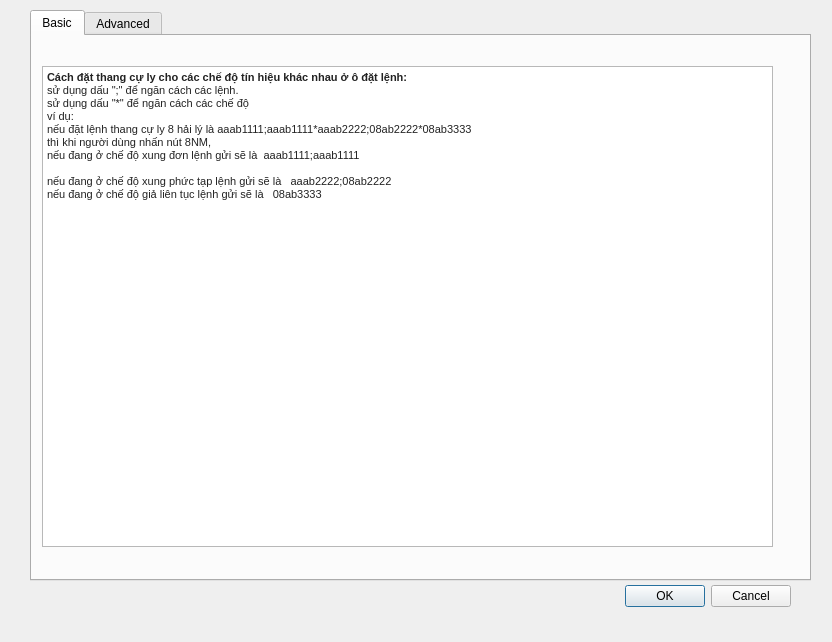
First picture: the form in QT_Peter/dialogdocumentation.ui, repository kimphg/LT_peter, before the edit.
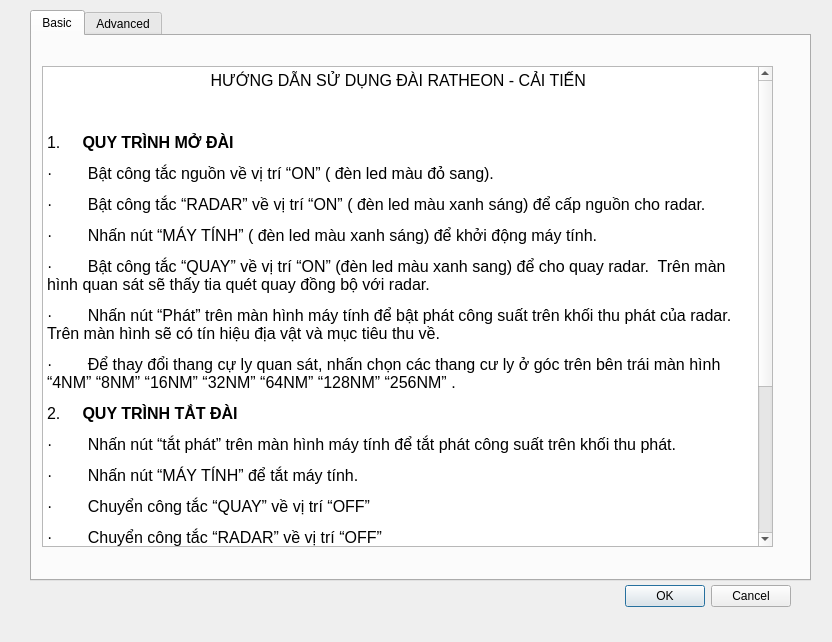
Second picture: the form after the edit.

What changed in the file:
```diff
--- a/QT_Peter/dialogdocumentation.ui
+++ b/QT_Peter/dialogdocumentation.ui
@@ -59,16 +59,26 @@
 &lt;html&gt;&lt;head&gt;&lt;meta name=&quot;qrichtext&quot; content=&quot;1&quot; /&gt;&lt;style type=&quot;text/css&quot;&gt;
 p, li { white-space: pre-wrap; }
 &lt;/style&gt;&lt;/head&gt;&lt;body style=&quot; font-family:'MS Shell Dlg 2'; font-size:8.25pt; font-weight:400; font-style:normal;&quot;&gt;
-&lt;p style=&quot; margin-top:0px; margin-bottom:0px; margin-left:0px; margin-right:0px; -qt-block-indent:0; text-indent:0px;&quot;&gt;&lt;span style=&quot; font-family:'Arial,Helvetica,sans-serif'; font-size:8pt; font-weight:600; color:#222222; background-color:#ffffff;&quot;&gt;Cách đặt thang cự ly cho các chế độ tín hiệu khác nhau ở ô đặt lệnh:&lt;/span&gt;&lt;/p&gt;
-&lt;p style=&quot; margin-top:0px; margin-bottom:0px; margin-left:0px; margin-right:0px; -qt-block-indent:0; text-indent:0px; background-color:#ffffff;&quot;&gt;&lt;span style=&quot; font-family:'Arial,Helvetica,sans-serif'; font-size:8pt; color:#222222; background-color:#ffffff;&quot;&gt;sử dụng dấu &amp;quot;;&amp;quot; để ngăn cách các lệnh.&lt;/span&gt;&lt;/p&gt;
-&lt;p style=&quot; margin-top:0px; margin-bottom:0px; margin-left:0px; margin-right:0px; -qt-block-indent:0; text-indent:0px; background-color:#ffffff;&quot;&gt;&lt;span style=&quot; font-family:'Arial,Helvetica,sans-serif'; font-size:8pt; color:#222222; background-color:#ffffff;&quot;&gt;sử dụng dấu &amp;quot;*&amp;quot; để ngăn cách các chế độ&lt;/span&gt;&lt;/p&gt;
-&lt;p style=&quot; margin-top:0px; margin-bottom:0px; margin-left:0px; margin-right:0px; -qt-block-indent:0; text-indent:0px; background-color:#ffffff;&quot;&gt;&lt;span style=&quot; font-family:'Arial,Helvetica,sans-serif'; font-size:8pt; color:#222222; background-color:#ffffff;&quot;&gt;ví dụ: &lt;/span&gt;&lt;/p&gt;
-&lt;p style=&quot; margin-top:0px; margin-bottom:0px; margin-left:0px; margin-right:0px; -qt-block-indent:0; text-indent:0px; background-color:#ffffff;&quot;&gt;&lt;span style=&quot; font-family:'Arial,Helvetica,sans-serif'; font-size:8pt; color:#222222; background-color:#ffffff;&quot;&gt;nếu đặt lệnh thang cự ly 8 hải lý là aaab1111;aaab1111*aaab2222;08ab2222*08ab3333&lt;/span&gt;&lt;/p&gt;
-&lt;p style=&quot; margin-top:0px; margin-bottom:0px; margin-left:0px; margin-right:0px; -qt-block-indent:0; text-indent:0px; background-color:#ffffff;&quot;&gt;&lt;span style=&quot; font-family:'Arial,Helvetica,sans-serif'; font-size:8pt; color:#222222; background-color:#ffffff;&quot;&gt;thì khi người dùng nhấn nút 8NM, &lt;/span&gt;&lt;/p&gt;
-&lt;p style=&quot; margin-top:0px; margin-bottom:0px; margin-left:0px; margin-right:0px; -qt-block-indent:0; text-indent:0px; background-color:#ffffff;&quot;&gt;&lt;span style=&quot; font-family:'Arial,Helvetica,sans-serif'; font-size:8pt; color:#222222; background-color:#ffffff;&quot;&gt;nếu đang ở chế độ xung đơn lệnh gửi sẽ là  aaab1111;aaab1111  &lt;/span&gt;&lt;span style=&quot; font-family:'Arial,Helvetica,sans-serif'; font-size:8pt; color:#222222;&quot;&gt;&lt;br /&gt;&lt;/span&gt;&lt;/p&gt;
-&lt;p style=&quot; margin-top:0px; margin-bottom:0px; margin-left:0px; margin-right:0px; -qt-block-indent:0; text-indent:0px;&quot;&gt;&lt;span style=&quot; font-family:'Arial,Helvetica,sans-serif'; font-size:8pt; color:#222222;&quot;&gt;nếu đang ở chế độ xung phức tạp lệnh gửi sẽ là   aaab2222;08ab2222 &lt;/span&gt;&lt;/p&gt;
-&lt;p style=&quot; margin-top:0px; margin-bottom:0px; margin-left:0px; margin-right:0px; -qt-block-indent:0; text-indent:0px;&quot;&gt;&lt;span style=&quot; font-family:'Arial,Helvetica,sans-serif'; font-size:8pt; color:#222222;&quot;&gt;nếu đang ở chế độ giả liên tục lệnh gửi sẽ là   08ab3333 &lt;/span&gt;&lt;/p&gt;
-&lt;p style=&quot;-qt-paragraph-type:empty; margin-top:0px; margin-bottom:0px; margin-left:0px; margin-right:0px; -qt-block-indent:0; text-indent:0px; font-family:'Arial,Helvetica,sans-serif'; font-size:8pt; color:#222222;&quot;&gt;&lt;br /&gt;&lt;/p&gt;&lt;/body&gt;&lt;/html&gt;</string>
+&lt;p align=&quot;center&quot; style=&quot; margin-top:12px; margin-bottom:12px; margin-left:0px; margin-right:0px; -qt-block-indent:0; text-indent:0px;&quot;&gt;&lt;span style=&quot; font-family:'Times New Roman'; font-size:12pt;&quot;&gt;HƯỚNG DẪN SỬ DỤNG ĐÀI RATHEON - CẢI TIẾN&lt;/span&gt;&lt;span style=&quot; font-size:12pt;&quot;&gt; &lt;/span&gt;&lt;/p&gt;
+&lt;p align=&quot;center&quot; style=&quot;-qt-paragraph-type:empty; margin-top:12px; margin-bottom:12px; margin-left:0px; margin-right:0px; -qt-block-indent:0; text-indent:0px; font-size:12pt;&quot;&gt;&lt;br /&gt;&lt;/p&gt;
+&lt;p style=&quot; margin-top:12px; margin-bottom:12px; margin-left:0px; margin-right:0px; -qt-block-indent:0; text-indent:0px;&quot;&gt;&lt;span style=&quot; font-family:'Times New Roman'; font-size:12pt;&quot;&gt;1.     &lt;/span&gt;&lt;span style=&quot; font-family:'Times New Roman'; font-size:12pt; font-weight:600;&quot;&gt;QUY TRÌNH MỞ ĐÀI  &lt;/span&gt;&lt;/p&gt;
+&lt;p style=&quot; margin-top:12px; margin-bottom:12px; margin-left:0px; margin-right:0px; -qt-block-indent:0; text-indent:0px;&quot;&gt;&lt;span style=&quot; font-family:'Symbol'; font-size:12pt;&quot;&gt;·&lt;/span&gt;&lt;span style=&quot; font-family:'Times New Roman'; font-size:12pt;&quot;&gt;        Bật công tắc nguồn về vị trí “ON” ( đèn led màu đỏ sang).&lt;/span&gt;&lt;span style=&quot; font-size:12pt;&quot;&gt; &lt;/span&gt;&lt;/p&gt;
+&lt;p style=&quot; margin-top:12px; margin-bottom:12px; margin-left:0px; margin-right:0px; -qt-block-indent:0; text-indent:0px;&quot;&gt;&lt;span style=&quot; font-family:'Symbol'; font-size:12pt;&quot;&gt;·&lt;/span&gt;&lt;span style=&quot; font-family:'Times New Roman'; font-size:12pt;&quot;&gt;        Bật công tắc “RADAR” về vị trí “ON” ( đèn led màu xanh sáng) để cấp nguồn cho radar.&lt;/span&gt;&lt;span style=&quot; font-size:12pt;&quot;&gt; &lt;/span&gt;&lt;/p&gt;
+&lt;p style=&quot; margin-top:12px; margin-bottom:12px; margin-left:0px; margin-right:0px; -qt-block-indent:0; text-indent:0px;&quot;&gt;&lt;span style=&quot; font-family:'Symbol'; font-size:12pt;&quot;&gt;·&lt;/span&gt;&lt;span style=&quot; font-family:'Times New Roman'; font-size:12pt;&quot;&gt;        Nhấn nút “MÁY TÍNH” ( đèn led màu xanh sáng) để khởi động máy tính.&lt;/span&gt;&lt;span style=&quot; font-size:12pt;&quot;&gt; &lt;/span&gt;&lt;/p&gt;
+&lt;p style=&quot; margin-top:12px; margin-bottom:12px; margin-left:0px; margin-right:0px; -qt-block-indent:0; text-indent:0px;&quot;&gt;&lt;span style=&quot; font-family:'Symbol'; font-size:12pt;&quot;&gt;·&lt;/span&gt;&lt;span style=&quot; font-family:'Times New Roman'; font-size:12pt;&quot;&gt;        Bật công tắc “QUAY” về vị trí “ON” (đèn led màu xanh sang) để cho quay radar.  Trên màn hình quan sát sẽ thấy tia quét quay đồng bộ với radar.&lt;/span&gt;&lt;span style=&quot; font-size:12pt;&quot;&gt; &lt;/span&gt;&lt;/p&gt;
+&lt;p style=&quot; margin-top:12px; margin-bottom:12px; margin-left:0px; margin-right:0px; -qt-block-indent:0; text-indent:0px;&quot;&gt;&lt;span style=&quot; font-family:'Symbol'; font-size:12pt;&quot;&gt;·&lt;/span&gt;&lt;span style=&quot; font-family:'Times New Roman'; font-size:12pt;&quot;&gt;        Nhấn nút “Phát” trên màn hình máy tính để bật phát công suất trên khối thu phát của radar. Trên màn hình sẽ có tín hiệu địa vật và mục tiêu thu về.&lt;/span&gt;&lt;span style=&quot; font-size:12pt;&quot;&gt; &lt;/span&gt;&lt;/p&gt;
+&lt;p style=&quot; margin-top:12px; margin-bottom:12px; margin-left:0px; margin-right:0px; -qt-block-indent:0; text-indent:0px;&quot;&gt;&lt;span style=&quot; font-family:'Symbol'; font-size:12pt;&quot;&gt;·&lt;/span&gt;&lt;span style=&quot; font-family:'Times New Roman'; font-size:12pt;&quot;&gt;        Để thay đổi thang cự ly quan sát, nhấn chọn các thang cư ly ở góc trên bên trái màn hình “4NM” “8NM” “16NM” “32NM” “64NM” “128NM” “256NM” .&lt;/span&gt;&lt;/p&gt;
+&lt;p style=&quot; margin-top:12px; margin-bottom:12px; margin-left:0px; margin-right:0px; -qt-block-indent:0; text-indent:0px;&quot;&gt;&lt;span style=&quot; font-family:'Times New Roman'; font-size:12pt;&quot;&gt;2.     &lt;/span&gt;&lt;span style=&quot; font-family:'Times New Roman'; font-size:12pt; font-weight:600;&quot;&gt;QUY TRÌNH TẮT ĐÀI&lt;/span&gt;&lt;span style=&quot; font-size:12pt; font-weight:600;&quot;&gt; &lt;/span&gt;&lt;/p&gt;
+&lt;p style=&quot; margin-top:12px; margin-bottom:12px; margin-left:0px; margin-right:0px; -qt-block-indent:0; text-indent:0px;&quot;&gt;&lt;span style=&quot; font-family:'Symbol'; font-size:12pt;&quot;&gt;·&lt;/span&gt;&lt;span style=&quot; font-family:'Times New Roman'; font-size:12pt;&quot;&gt;        Nhấn nút “tắt phát” trên màn hình máy tính để tắt phát công suất trên khối thu phát.&lt;/span&gt;&lt;span style=&quot; font-size:12pt;&quot;&gt; &lt;/span&gt;&lt;/p&gt;
+&lt;p style=&quot; margin-top:12px; margin-bottom:12px; margin-left:0px; margin-right:0px; -qt-block-indent:0; text-indent:0px;&quot;&gt;&lt;span style=&quot; font-family:'Symbol'; font-size:12pt;&quot;&gt;·&lt;/span&gt;&lt;span style=&quot; font-family:'Times New Roman'; font-size:12pt;&quot;&gt;        Nhấn nút “MÁY TÍNH” để tắt máy tính.&lt;/span&gt;&lt;span style=&quot; font-size:12pt;&quot;&gt; &lt;/span&gt;&lt;/p&gt;
+&lt;p style=&quot; margin-top:12px; margin-bottom:12px; margin-left:0px; margin-right:0px; -qt-block-indent:0; text-indent:0px;&quot;&gt;&lt;span style=&quot; font-family:'Symbol'; font-size:12pt;&quot;&gt;·&lt;/span&gt;&lt;span style=&quot; font-family:'Times New Roman'; font-size:12pt;&quot;&gt;        Chuyển công tắc “QUAY” về vị trí “OFF”&lt;/span&gt;&lt;span style=&quot; font-size:12pt;&quot;&gt; &lt;/span&gt;&lt;/p&gt;
+&lt;p style=&quot; margin-top:12px; margin-bottom:12px; margin-left:0px; margin-right:0px; -qt-block-indent:0; text-indent:0px;&quot;&gt;&lt;span style=&quot; font-family:'Symbol'; font-size:12pt;&quot;&gt;·&lt;/span&gt;&lt;span style=&quot; font-family:'Times New Roman'; font-size:12pt;&quot;&gt;        Chuyển công tắc “RADAR” về vị trí “OFF”&lt;/span&gt;&lt;span style=&quot; font-size:12pt;&quot;&gt; &lt;/span&gt;&lt;/p&gt;
+&lt;p style=&quot; margin-top:12px; margin-bottom:12px; margin-left:0px; margin-right:0px; -qt-block-indent:0; text-indent:0px;&quot;&gt;&lt;span style=&quot; font-family:'Symbol'; font-size:12pt;&quot;&gt;·&lt;/span&gt;&lt;span style=&quot; font-family:'Times New Roman'; font-size:12pt;&quot;&gt;        Chuyển công tắc “NGUỒN” về vị trí “OFF”&lt;/span&gt;&lt;span style=&quot; font-size:12pt;&quot;&gt; &lt;/span&gt;&lt;/p&gt;
+&lt;p style=&quot; margin-top:12px; margin-bottom:12px; margin-left:0px; margin-right:0px; -qt-block-indent:0; text-indent:0px;&quot;&gt;&lt;span style=&quot; font-family:'Times New Roman'; font-size:12pt; font-weight:600;&quot;&gt;3.     BÁM VÀ QUẢN LÝ MỤC TIÊU&lt;/span&gt;&lt;/p&gt;
+&lt;p style=&quot; margin-top:0px; margin-bottom:0px; margin-left:0px; margin-right:0px; -qt-block-indent:0; text-indent:0px;&quot;&gt;&lt;span style=&quot; font-family:'Symbol'; font-size:12pt;&quot;&gt;·&lt;/span&gt;&lt;span style=&quot; font-size:12pt;&quot;&gt; &lt;/span&gt;&lt;span style=&quot; font-size:12pt; font-weight:600;&quot;&gt;Đặt bám mục tiêu&lt;/span&gt;&lt;span style=&quot; font-size:12pt;&quot;&gt;: Di chuyển con trỏ chuột về vị trí mục tiêu, nhấn đúp chuột trái, trên màn hình sẽ hiện ô màu vàng tại vị trí nhấn chuột. Khi mục tiêu được khởi tạo, ô vuông màu tím sẽ hiện lên tại vị trí mục tiêu. Sau khi bám ổn định mục tiêu sẽ chuyển thành hình tròn.&lt;/span&gt;&lt;/p&gt;
+&lt;p style=&quot; margin-top:0px; margin-bottom:0px; margin-left:0px; margin-right:0px; -qt-block-indent:0; text-indent:0px;&quot;&gt;&lt;span style=&quot; font-family:'Symbol'; font-size:12pt;&quot;&gt;·&lt;/span&gt;&lt;span style=&quot; font-size:12pt;&quot;&gt; &lt;/span&gt;&lt;span style=&quot; font-size:12pt; font-weight:600;&quot;&gt;Mất mục tiêu&lt;/span&gt;&lt;span style=&quot; font-size:12pt;&quot;&gt;: khi mất bám, mục tiêu sẽ nhấp nháy trong 30s trước khi mất hẳn&lt;/span&gt;&lt;/p&gt;
+&lt;p style=&quot; margin-top:0px; margin-bottom:0px; margin-left:0px; margin-right:0px; -qt-block-indent:0; text-indent:0px;&quot;&gt;&lt;span style=&quot; font-family:'Symbol'; font-size:12pt;&quot;&gt;·&lt;/span&gt;&lt;span style=&quot; font-size:12pt;&quot;&gt; &lt;/span&gt;&lt;span style=&quot; font-size:12pt; font-weight:600;&quot;&gt;Hiển thị thông tin mục tiêu&lt;/span&gt;&lt;span style=&quot; font-size:12pt;&quot;&gt;: chuyển về mục DSMT ở tab chức năng để hiên thị bảng thông tin chi tiết về các mục tiêu đang bám&lt;/span&gt;&lt;/p&gt;
+&lt;p style=&quot; margin-top:0px; margin-bottom:0px; margin-left:0px; margin-right:0px; -qt-block-indent:0; text-indent:0px;&quot;&gt;&lt;span style=&quot; font-family:'Symbol'; font-size:12pt;&quot;&gt;·&lt;/span&gt;&lt;span style=&quot; font-size:12pt;&quot;&gt; &lt;/span&gt;&lt;span style=&quot; font-size:12pt; font-weight:600;&quot;&gt;Hiển thị thông tin AIS&lt;/span&gt;&lt;span style=&quot; font-size:12pt;&quot;&gt;: Di chuyển con trỏ chuột về vị trí mục tiêu AIS, nhấn chuột phải để hiển thị thông tin AIS&lt;/span&gt;&lt;/p&gt;&lt;/body&gt;&lt;/html&gt;</string>
      </property>
     </widget>
    </widget>
```
Left out of the diff: 11 changed lines with no effect on the pictures.
